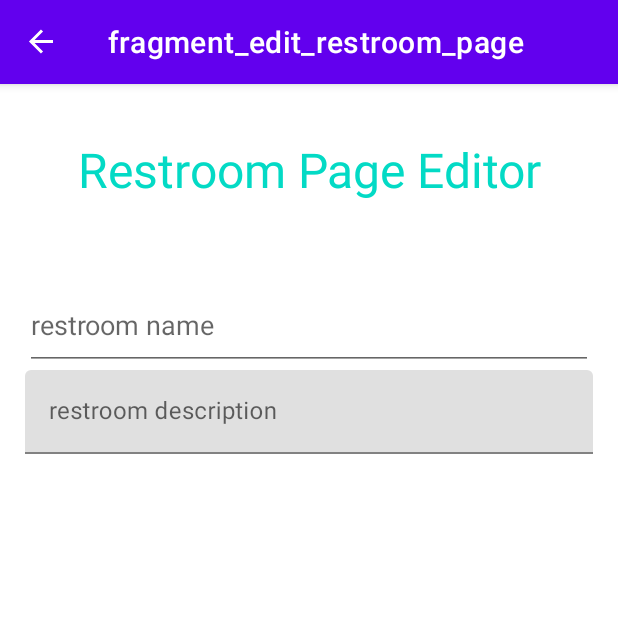
After one commit to kaylynnkk/FindAPotty, an Android app: the RestroomPageEditFragment screen opened through its navigation route, on a phone screen of 412 x 824 dp, the top half of it. The commit adds this screen. Run offline under Robolectric (Android 15) with nearby library versions, the phone set to English and light mode, and no system bars; our stand-ins replace navigation-ui.

Commit message:
Implemented Restroom Page Editor

```diff
--- a/app/src/main/java/com/example/findapotty/MainActivity.java
+++ b/app/src/main/java/com/example/findapotty/MainActivity.java
@@ -3,13 +3,9 @@ package com.example.findapotty;
 import android.os.Bundle;
 import android.view.View;
 
-import androidx.annotation.NonNull;
-import androidx.annotation.Nullable;
 import androidx.appcompat.app.AppCompatActivity;
 import androidx.navigation.NavController;
-import androidx.navigation.NavDestination;
 import androidx.navigation.Navigation;
-import androidx.navigation.ui.AppBarConfiguration;
 import androidx.navigation.ui.NavigationUI;
 
 import com.google.android.material.bottomnavigation.BottomNavigationView;
@@ -32,12 +28,24 @@ public class MainActivity extends AppCompatActivity {
         BottomNavigationView bottomNavigationView = findViewById(R.id.bottom_navigation);
         NavigationUI.setupWithNavController(bottomNavigationView, controller);
 
+        // default visibility
+        bottomNavigationView.setVisibility(View.GONE);
+        // change visibility
         controller.addOnDestinationChangedListener((navController, navDestination, bundle) -> {
-            if (navDestination.getId() == R.id.loginFragment2){
-                bottomNavigationView.setVisibility(View.GONE);
-            }else{
-                bottomNavigationView.setVisibility(View.VISIBLE);
+            switch (navDestination.getId()){
+                case R.id.nav_search:
+                case R.id.nav_feed:
+                case R.id.nav_add:
+                    bottomNavigationView.setVisibility(View.VISIBLE);
+                    break;
+                default:
+                    bottomNavigationView.setVisibility(View.GONE);
             }
+//            if (navDestination.getId() == R.id.navg_login_fragment || ){
+//                bottomNavigationView.setVisibility(View.GONE);
+//            }else{
+//                bottomNavigationView.setVisibility(View.VISIBLE);
+//            }
         });
     }
 
--- /dev/null
+++ b/app/src/main/java/com/example/findapotty/RestroomPageEditFragment.java
@@ -0,0 +1,18 @@
+package com.example.findapotty;
+
+import android.os.Bundle;
+import android.view.LayoutInflater;
+import android.view.View;
+import android.view.ViewGroup;
+
+import androidx.annotation.NonNull;
+import androidx.annotation.Nullable;
+import androidx.fragment.app.Fragment;
+
+public class RestroomPageEditFragment extends Fragment {
+    @Nullable
+    @Override
+    public View onCreateView(@NonNull LayoutInflater inflater, @Nullable ViewGroup container, @Nullable Bundle savedInstanceState) {
+        return inflater.inflate(R.layout.fragment_edit_restroom_page, container, false);
+    }
+}
--- /dev/null
+++ b/app/src/main/res/layout/fragment_edit_restroom_page.xml
@@ -0,0 +1,77 @@
+<?xml version="1.0" encoding="utf-8"?>
+<androidx.constraintlayout.widget.ConstraintLayout xmlns:android="http://schemas.android.com/apk/res/android"
+    xmlns:app="http://schemas.android.com/apk/res-auto"
+    xmlns:tools="http://schemas.android.com/tools"
+    android:layout_width="match_parent"
+    android:layout_height="match_parent"
+    tools:context=".RestroomPageEditFragment">
+
+    <androidx.constraintlayout.widget.Guideline
+        android:id="@+id/rr_pg_e_h_1"
+        android:layout_width="wrap_content"
+        android:layout_height="wrap_content"
+        android:orientation="horizontal"
+        app:layout_constraintGuide_percent="0.04"
+        app:layout_constraintTop_toTopOf="parent" />
+
+    <androidx.constraintlayout.widget.Guideline
+        android:id="@+id/rr_pg_e_h_2"
+        android:layout_width="wrap_content"
+        android:layout_height="wrap_content"
+        android:orientation="horizontal"
+        app:layout_constraintGuide_percent="0.17"
+        app:layout_constraintTop_toTopOf="parent" />
+
+    <androidx.constraintlayout.widget.Guideline
+        android:id="@+id/rr_pg_e_v_1"
+        android:layout_width="wrap_content"
+        android:layout_height="wrap_content"
+        android:orientation="vertical"
+        app:layout_constraintGuide_percent="0.04" />
+
+    <androidx.constraintlayout.widget.Guideline
+        android:id="@+id/rr_pg_e_v_2"
+        android:layout_width="wrap_content"
+        android:layout_height="wrap_content"
+        android:orientation="vertical"
+        app:layout_constraintGuide_percent="0.96" />
+
+    <TextView
+        android:id="@+id/rr_pg_e_title"
+        android:layout_width="0dp"
+        android:layout_height="53dp"
+        android:gravity="center"
+        android:text="Restroom Page Editor"
+        android:textColor="@color/teal_200"
+        android:textSize="32dp"
+        app:layout_constraintEnd_toEndOf="parent"
+        app:layout_constraintHorizontal_bias="0.0"
+        app:layout_constraintStart_toStartOf="parent"
+        app:layout_constraintTop_toTopOf="@+id/rr_pg_e_h_1" />
+
+    <EditText
+        android:id="@+id/rr_pg_e_restroom_name"
+        android:layout_width="0dp"
+        android:layout_height="60dp"
+        android:ems="10"
+        android:hint="restroom name"
+        android:inputType="textPersonName"
+        app:layout_constraintEnd_toStartOf="@+id/rr_pg_e_v_2"
+        app:layout_constraintStart_toStartOf="@+id/rr_pg_e_v_1"
+        app:layout_constraintTop_toTopOf="@+id/rr_pg_e_h_2" />
+
+    <com.google.android.material.textfield.TextInputLayout
+        android:layout_width="0dp"
+        android:layout_height="0dp"
+        app:layout_constraintBottom_toBottomOf="parent"
+        app:layout_constraintEnd_toStartOf="@+id/rr_pg_e_v_2"
+        app:layout_constraintStart_toStartOf="@+id/rr_pg_e_v_1"
+        app:layout_constraintTop_toBottomOf="@+id/rr_pg_e_restroom_name">
+
+        <com.google.android.material.textfield.TextInputEditText
+            android:layout_width="match_parent"
+            android:layout_height="wrap_content"
+            android:hint="restroom description" />
+    </com.google.android.material.textfield.TextInputLayout>
+
+</androidx.constraintlayout.widget.ConstraintLayout>
--- a/app/src/main/res/layout/fragment_login.xml
+++ b/app/src/main/res/layout/fragment_login.xml
@@ -5,7 +5,7 @@
     android:layout_height="match_parent"
     xmlns:tools="http://schemas.android.com/tools"
     tools:context=".LoginFragment"
-    android:background="@drawable/bg">
+    android:background="@drawable/login_bg">
 
     <TextView
         android:id="@+id/logo"
--- a/app/src/main/res/navigation/overall_navigation.xml
+++ b/app/src/main/res/navigation/overall_navigation.xml
@@ -3,9 +3,9 @@
     xmlns:app="http://schemas.android.com/apk/res-auto"
     xmlns:tools="http://schemas.android.com/tools"
     android:id="@+id/overall_navigation"
-    app:startDestination="@id/loginFragment2">
+    app:startDestination="@id/navg_login_fragment">
     <fragment
-        android:id="@+id/loginFragment2"
+        android:id="@+id/navg_login_fragment"
         android:name="com.example.findapotty.LoginFragment"
         android:label="fragment_login"
         tools:layout="@layout/fragment_login">
@@ -20,13 +20,17 @@
         tools:layout="@layout/fragment_map" >
         <action
             android:id="@+id/action_mapFragment2_to_restroomPageBottomSheet2"
-            app:destination="@id/restroomPageBottomSheet2" />
+            app:destination="@id/navg_rr_pg_fragment" />
     </fragment>
     <dialog
-        android:id="@+id/restroomPageBottomSheet2"
+        android:id="@+id/navg_rr_pg_fragment"
         android:name="com.example.findapotty.RestroomPageBottomSheet"
         android:label="bottom_sheet_restroom_page"
-        tools:layout="@layout/bottom_sheet_restroom_page" />
+        tools:layout="@layout/bottom_sheet_restroom_page" >
+        <action
+            android:id="@+id/action_navg_rr_pg_fragment_to_navg_rr_pg_edit_fragment"
+            app:destination="@id/navg_rr_pg_edit_fragment" />
+    </dialog>
     <fragment
         android:id="@+id/nav_feed"
         android:name="com.example.findapotty.FeedFragment"
@@ -37,4 +41,9 @@
         android:name="com.example.findapotty.AddFragment"
         android:label="fragment_add"
         tools:layout="@layout/fragment_add" />
+    <fragment
+        android:id="@+id/navg_rr_pg_edit_fragment"
+        android:name="com.example.findapotty.RestroomPageEditFragment"
+        android:label="fragment_edit_restroom_page"
+        tools:layout="@layout/fragment_edit_restroom_page" />
 </navigation>
```
Also changed, not shown: app/src/main/java/com/example/findapotty/MapFragment.java (+5 -5 lines), app/src/main/java/com/example/findapotty/RestroomPageBottomSheet.java (+21 -9 lines), app/src/main/res/layout/fragment_map.xml (+0 -21 lines), app/src/main/res/drawable/login_bg.jpg (renamed from app/src/main/res/drawable/bg.jpg).
